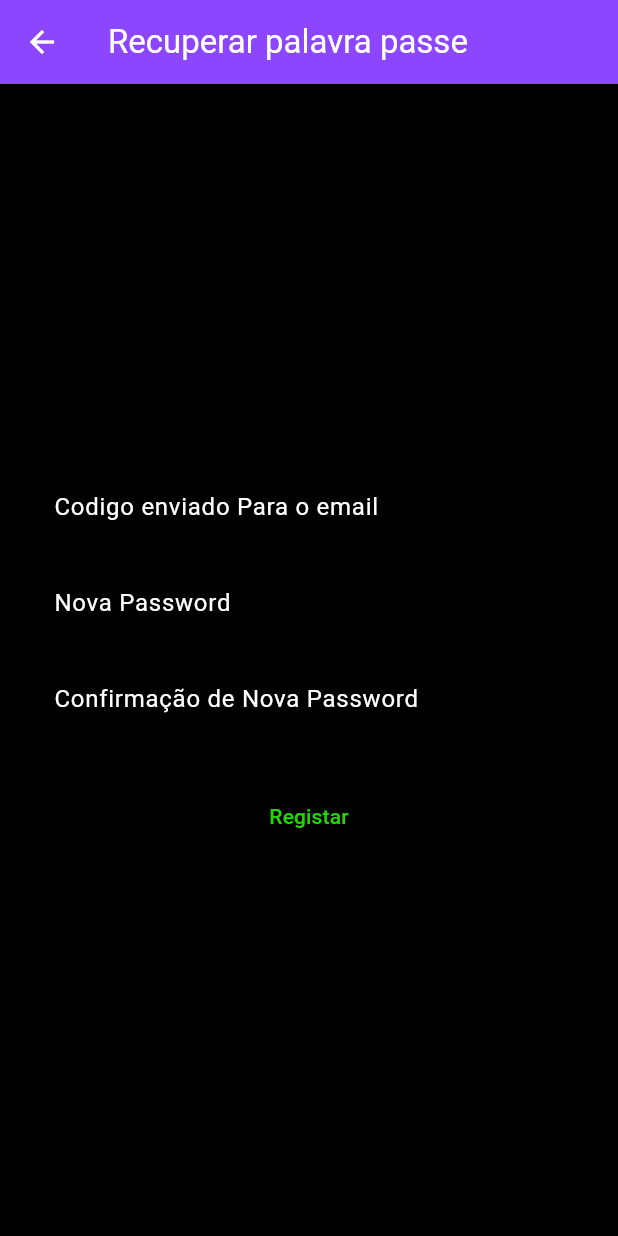
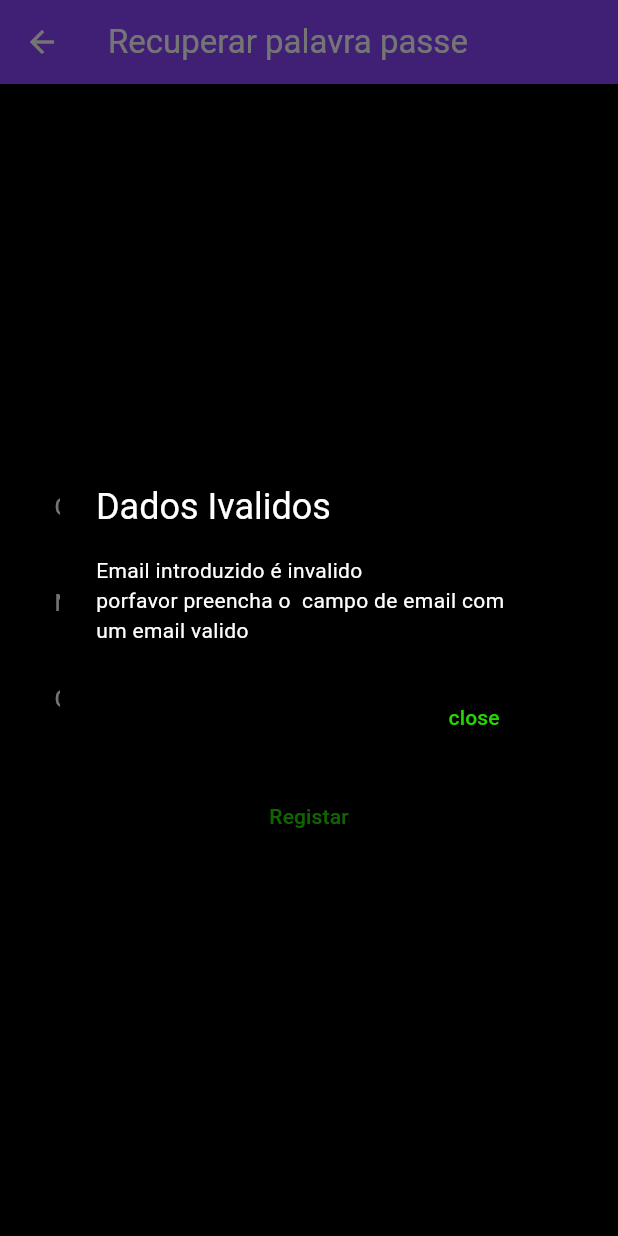
Before and after one commit to BIGTOST/PI4-Olisipo, a Flutter app: the RouteRecoverChangePassword screen opened by its route, after a tap on "Registar", on a phone screen of 412 x 824 dp. Run offline on Flutter 3.47's test engine with Material 3 defaults, Android fonts, the phone set to English and light mode, and no system bars; our stand-ins replace file_picker, flutter_secure_storage; accounts and stored records are empty.

Commit message:
update
a

```diff
--- a/mobile/lib/route.recover.changePassword.dart
+++ b/mobile/lib/route.recover.changePassword.dart
@@ -61,7 +61,31 @@ class _Page extends State<RouteRecoverChangePassword> {
               ElevatedButton(
                 onPressed: () {
                   if(recCodigo.text =='' || inputNewPassword.text ==''|| inputConfirmNewPassword.text == ''){
-                    print('preencha todos os campos');
+                      showDialog<void>(
+                        context: context,
+                        barrierDismissible: false, // user must tap button!
+                        builder: (BuildContext context) {
+                          return AlertDialog(
+                            title: const Text('Dados Ivalidos'),
+                            content: const SingleChildScrollView(
+                              child: ListBody(
+                                children: <Widget>[
+                                  Text('Email introduzido é invalido'),
+                                  Text('porfavor preencha o  campo de email com um email valido'),
+                                ],
+                              ),
+                            ),
+                            actions: <Widget>[
+                              TextButton(
+                                child: const Text('close'),
+                                onPressed: () {
+                                   Navigator.pop(context); //close Dialog
+                                },
+                              ),
+                            ],
+                          );
+                        },
+                      );
                   }else if(inputNewPassword.text!= inputConfirmNewPassword.text){//checagem para ver se o email segue a estrutura texto@texto.texto
                     print('email not valid');
                   }
--- a/mobile/lib/route.recover.dart
+++ b/mobile/lib/route.recover.dart
@@ -119,7 +119,7 @@ class _Page extends State<RouteRecover> {
                         style: ElevatedButton.styleFrom(
                             minimumSize: const Size(double.infinity, 50)),
                         child: const Text(
-                          Vars.routeRegisterValidate,
+                          'Envia pedido de recuperação'
                         ),
                       ),
               ],
```
Also changed, not shown: mobile/lib/server/server.user.handling.dart (+2 -8 lines), mobile - joao/pubspec.lock.
